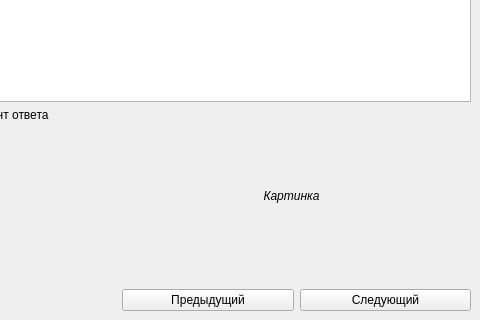
First picture: the form in ui/play.ui, repository MIV228/Victorio, before the edit; both pictures show x 263 to 743 and y 120 to 440 of the 743 by 440 pixel window.
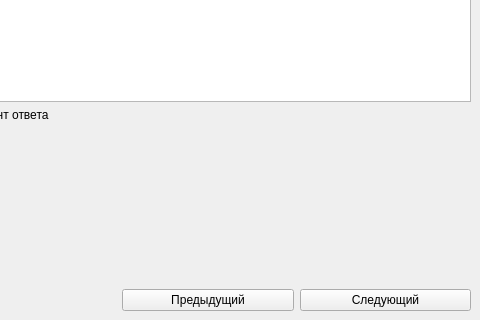
Second picture: the form after the edit.

Patch:
```diff
--- a/ui/play.ui
+++ b/ui/play.ui
@@ -100,7 +100,7 @@
            </font>
           </property>
           <property name="text">
-           <string>Картинка</string>
+           <string/>
           </property>
           <property name="alignment">
            <set>Qt::AlignCenter</set>
```
